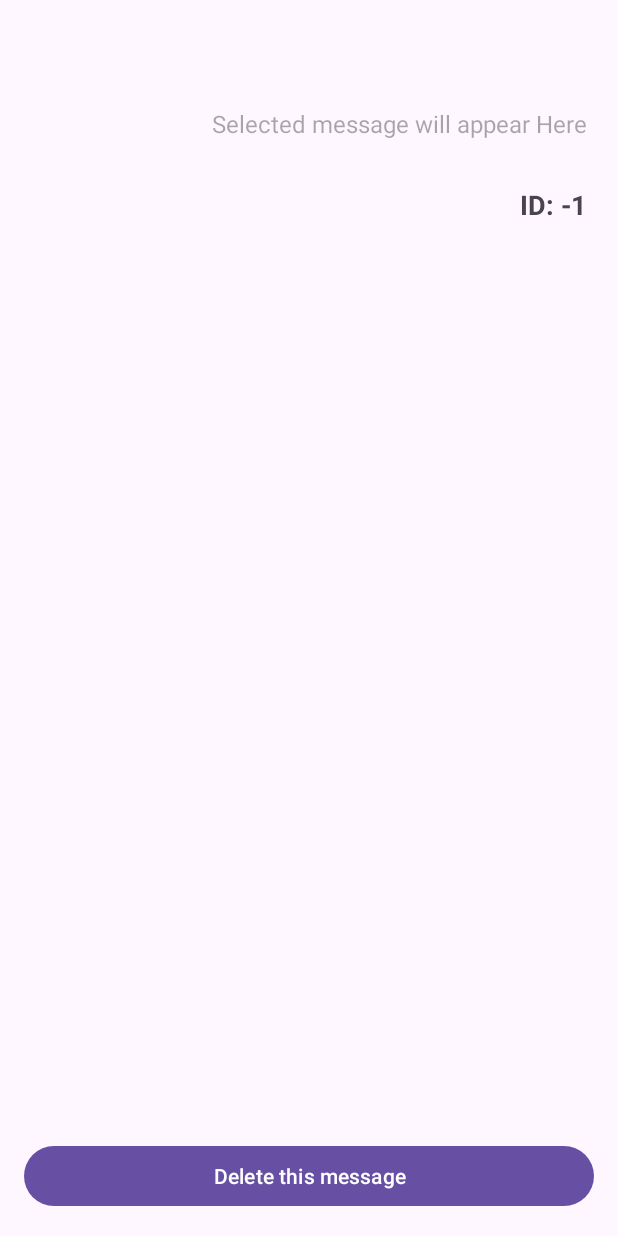
After one commit to haroldcodez/CP670, an Android app: the MessageDetails screen opened directly, with no data from a screen before it, on a phone screen of 412 x 824 dp. The commit adds this screen. Run offline under Robolectric (Android 15) with nearby library versions, the phone set to English and light mode, and no system bars.

Commit message:
Finished Assignment3Part3

```diff
--- a/app/build.gradle.kts
+++ b/app/build.gradle.kts
@@ -54,6 +54,8 @@ dependencies {
     testImplementation(libs.junit)
     androidTestImplementation(libs.ext.junit)
     androidTestImplementation(libs.espresso.core)
+    testImplementation(libs.robolectric)
+    testImplementation(libs.androidx.test.core)
 }
 
 jacoco {
--- /dev/null
+++ b/app/src/main/java/com/example/androidassignments/MessageDetails.java
@@ -0,0 +1,91 @@
+package com.example.androidassignments;
+
+import android.content.Intent;
+import android.os.Bundle;
+import android.view.LayoutInflater;
+import android.view.View;
+import android.view.ViewGroup;
+import android.widget.Button;
+import android.widget.TextView;
+import android.widget.Toast;
+
+import androidx.appcompat.app.AppCompatActivity;
+import androidx.fragment.app.Fragment;
+
+public class MessageDetails extends AppCompatActivity {
+
+    // declare variables
+    public static final String EXTRA_MESSAGE_ID = "message_id";
+    public static final String EXTRA_MESSAGE_TEXT = "message_text";
+
+    @Override
+    protected void onCreate(Bundle savedInstanceState) {
+        super.onCreate(savedInstanceState);
+        setContentView(R.layout.activity_message_details);
+
+        long messageId = getIntent().getLongExtra(EXTRA_MESSAGE_ID, -1);
+        String messageText = getIntent().getStringExtra(EXTRA_MESSAGE_TEXT);
+
+        getSupportFragmentManager().beginTransaction()
+                .replace(R.id.fragment_container,
+                        MessageFragment.newInstance(messageId, messageText, null))
+                .commit();
+    }
+
+    // MessageFragment class inside the MessageDetails Fragment
+    public static class MessageFragment extends Fragment {
+        private ChatWindow chatActivity;
+        private static final String ARG_MESSAGE_ID = "message_id";
+        private static final String ARG_MESSAGE_TEXT = "message_text";
+
+        public static MessageFragment newInstance(long id, String text, ChatWindow activity) {
+            MessageFragment fragment = new MessageFragment();
+            Bundle args = new Bundle();
+            args.putLong(ARG_MESSAGE_ID, id);
+            args.putString(ARG_MESSAGE_TEXT, text);
+            fragment.setArguments(args);
+            fragment.chatActivity = activity;
+            return fragment;
+        }
+
+        @Override
+        public View onCreateView(LayoutInflater inflater, ViewGroup container,
+                                 Bundle savedInstanceState) {
+            View view = inflater.inflate(R.layout.fragment_message_detail, container, false);
+
+            Bundle args = getArguments();
+            if (args != null) {
+                TextView idText = view.findViewById(R.id.message_id_text);
+                TextView msgText = view.findViewById(R.id.message_text);
+                Button deleteBtn = view.findViewById(R.id.delete_button);
+
+                idText.setText("ID: " + args.getLong(ARG_MESSAGE_ID));
+                msgText.setText(args.getString(ARG_MESSAGE_TEXT));
+
+                // onClick listener for the delete button
+                deleteBtn.setOnClickListener(v -> {
+                    long messageId = args.getLong(ARG_MESSAGE_ID);
+                    if (messageId == -1) {
+                        Toast.makeText(getContext(), "Invalid message ID", Toast.LENGTH_SHORT).show();
+                        return;
+                    }
+
+                    // check if the view is a tablet or mobile and invoke the corresponding delete function
+                    if (chatActivity != null) {
+                        chatActivity.deleteMessage(messageId);
+                    } else if (getActivity() != null) {
+                            Intent result = new Intent();
+                            result.putExtra(EXTRA_MESSAGE_ID, messageId);
+                            getActivity().setResult(RESULT_OK, result);
+                            getActivity().finish();
+
+                            Toast.makeText(getContext(), "Message deleted", Toast.LENGTH_SHORT).show();
+
+                    }
+                });
+            }
+            return view;
+        }
+    }
+
+}
--- a/app/src/main/java/com/example/androidassignments/WeatherForecast.java
+++ b/app/src/main/java/com/example/androidassignments/WeatherForecast.java
@@ -24,6 +24,7 @@ import java.io.FileOutputStream;
 import java.io.IOException;
 import java.io.InputStream;
 import java.net.HttpURLConnection;
+import java.net.SocketTimeoutException;
 import java.net.URL;
 import java.util.Arrays;
 import java.util.List;
@@ -161,7 +162,10 @@ public class WeatherForecast extends AppCompatActivity {
                         }
                     }
                 }
-            } catch (Exception ex) {
+            } catch (SocketTimeoutException e) {
+                Log.e(ACTIVITY_NAME, "Network Timeout, retrying...");
+                return doInBackground(args);
+            }catch (Exception ex) {
                 throw new RuntimeException(ex);
             }
 
--- /dev/null
+++ b/app/src/main/res/layout/activity_message_details.xml
@@ -0,0 +1,5 @@
+<?xml version="1.0" encoding="utf-8"?>
+<FrameLayout xmlns:android="http://schemas.android.com/apk/res/android"
+    android:id="@+id/fragment_container"
+    android:layout_width="match_parent"
+    android:layout_height="match_parent" />
--- /dev/null
+++ b/app/src/main/res/layout/fragment_message_detail.xml
@@ -0,0 +1,41 @@
+<?xml version="1.0" encoding="utf-8"?>
+<RelativeLayout xmlns:android="http://schemas.android.com/apk/res/android"
+    android:layout_width="match_parent"
+    android:layout_height="match_parent"
+    android:padding="16dp">
+
+
+
+    <TextView
+        android:id="@+id/message_text"
+        android:layout_width="match_parent"
+        android:layout_height="wrap_content"
+        android:textSize="16sp"
+        android:padding="5dp"
+        android:gravity="end"
+        android:layout_marginTop="50dp"
+        android:hint="@string/selected_msg_tv"
+        />
+
+    <TextView
+        android:id="@+id/message_id_text"
+        android:layout_width="match_parent"
+        android:layout_height="wrap_content"
+        android:layout_centerHorizontal="true"
+        android:layout_below="@id/message_text"
+        android:hint="@string/msg_id_tv"
+        android:textSize="18sp"
+        android:padding="5dp"
+        android:gravity="end"
+        android:textStyle="bold"
+        android:layout_marginTop="20dp"/>
+
+    <Button
+        android:id="@+id/delete_button"
+        android:layout_width="match_parent"
+        android:layout_height="wrap_content"
+        android:layout_alignParentBottom="true"
+        android:text="@string/delete_message"
+        android:layout_marginTop="16dp"/>
+
+</RelativeLayout>
--- a/app/src/main/res/values/strings.xml
+++ b/app/src/main/res/values/strings.xml
@@ -40,6 +40,9 @@
     <string name="maximum_temperature">Maximum Temperature</string>
     <string name="imgview">Vue des images</string>
     <string name="city_list">Select a Canadian City</string>
+    <string name="delete_message">Delete this message</string>
+    <string name="selected_msg_tv">Selected message will appear Here</string>
+    <string name="msg_id_tv">"ID = "</string>
     <string-array name="cities">
         <item>Ottawa</item>
         <item>Barrie</item>
--- a/gradle/libs.versions.toml
+++ b/gradle/libs.versions.toml
@@ -14,6 +14,8 @@ espressoIntents = "3.6.1"
 jacoco = "0.8.9"
 navigationFragment = "2.9.0"
 navigationUi = "2.9.0"
+robolectric = "4.11.1"
+androidxTestCore = "1.5.0"
 
 [libraries]
 junit = { group = "junit", name = "junit", version.ref = "junit" }
@@ -29,6 +31,8 @@ androidx-espresso-core = { group = "androidx.test.espresso", name = "espresso-co
 androidx-espresso-intents = { group = "androidx.test.espresso", name = "espresso-intents", version.ref = "espressoIntents" }
 androidx-navigation-fragment = { group = "androidx.navigation", name = "navigation-fragment", version.ref = "navigationFragment" }
 androidx-navigation-ui = { group = "androidx.navigation", name = "navigation-ui", version.ref = "navigationUi" }
+robolectric = { module = "org.robolectric:robolectric", version.ref = "robolectric" }
+androidx-test-core = { module = "androidx.test:core", version.ref = "androidxTestCore" }
 
 [plugins]
 android-application = { id = "com.android.application", version.ref = "agp" }
```
Also changed, not shown: app/src/main/AndroidManifest.xml (+10 -0 lines), app/src/main/java/com/example/androidassignments/ChatAdapter.java (+35 -32 lines), app/src/main/java/com/example/androidassignments/ChatDatabaseHelper.java (+17 -3 lines), app/src/main/java/com/example/androidassignments/ChatWindow.java (+87 -56 lines), app/src/main/res/layout-sw600dp/activity_chat_window.xml (added, +60 -0 lines), app/src/main/res/layout/activity_main.xml (+6 -4 lines), 3 other files.
